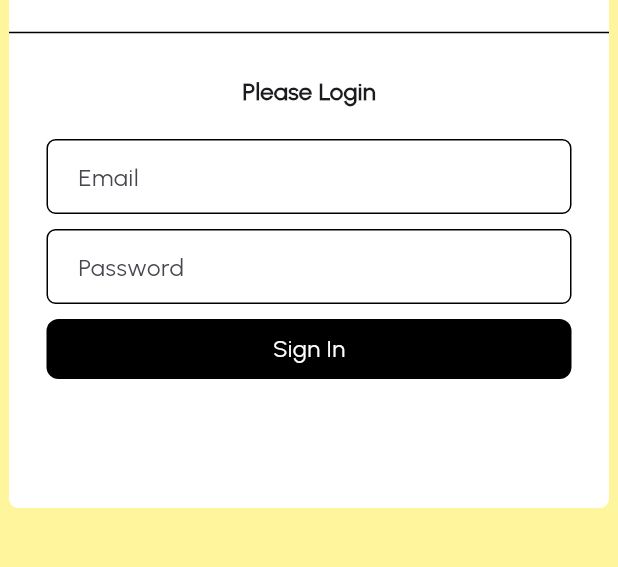
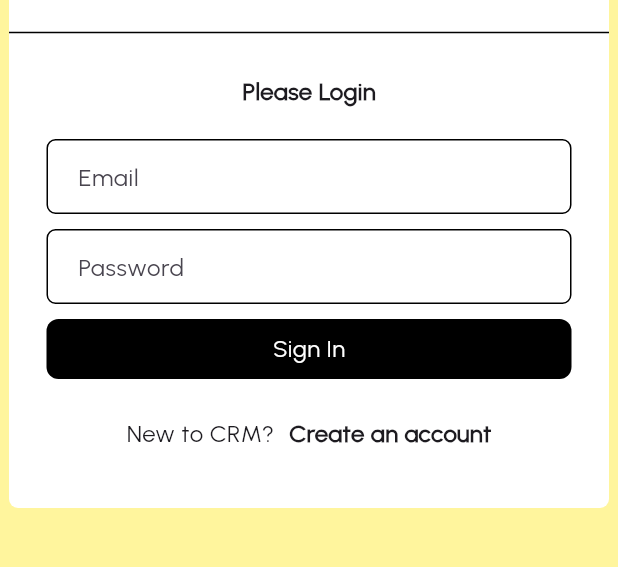
Before and after one commit to kofiwk/SusuCRM, a Flutter app: the screen it shows after launch, on a phone screen of 412 x 824 dp, the part 410-977 px from its top. Run offline on Flutter 3.47's test engine with Material 3 defaults, Android fonts, the phone set to English and light mode, and no system bars.

Commit message:
Update login.dart

```diff
--- a/lib/screens/login.dart
+++ b/lib/screens/login.dart
@@ -161,6 +161,38 @@ class _LoginPageState extends State<LoginPage> {
                   text: 'Sign In',
                   onTap: login
                 ),
+
+                const SizedBox(height: 25),
+
+                // Register
+                Row(
+                  mainAxisAlignment: MainAxisAlignment.center,
+                  children: [
+                    const Text(
+                      'New to CRM?',
+                      style: TextStyle(
+                        fontSize: 16,
+                        fontFamily: 'Urbanist',
+                        fontWeight: FontWeight.w100,
+                      ),
+                    ),
+                    const SizedBox(width: 10),
+                    MouseRegion(
+                      cursor: SystemMouseCursors.click,
+                      child: GestureDetector(
+                        onTap: widget.onTap,
+                        child: const Text(
+                          'Create an account',
+                            style: TextStyle(
+                            fontSize: 16,
+                            fontFamily: 'Urbanist',
+                            fontWeight: FontWeight.bold,
+                          ),
+                        ),
+                      ),
+                    )
+                  ],
+                )
               ],
             ),
           ),
```
